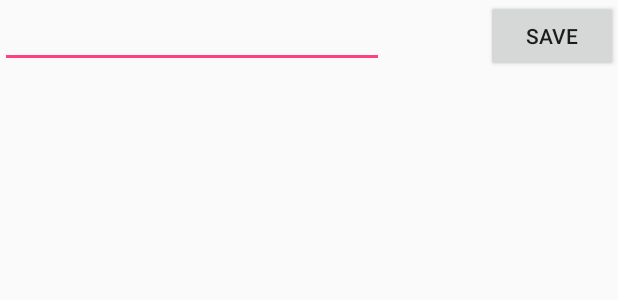
After one commit to pranitishettiwar/CodepathToDo, an Android app: the layout activity_edit_item.xml on its own in the app's theme, with its tools: preview values and no code run, on a phone screen of 412 x 824 dp. The commit adds this screen. Shown: the top 300 px of the screen. Run offline under Robolectric (Android 15) with nearby library versions, the phone set to English and light mode, and no system bars.

Commit message:
Add Edit Activity

```diff
--- a/SimpleTodo/app/src/main/AndroidManifest.xml
+++ b/SimpleTodo/app/src/main/AndroidManifest.xml
@@ -16,6 +16,7 @@
                 <category android:name="android.intent.category.LAUNCHER" />
             </intent-filter>
         </activity>
+        <activity android:name=".EditItemActivity"></activity>
     </application>
 
 </manifest>
--- /dev/null
+++ b/SimpleTodo/app/src/main/res/layout/activity_edit_item.xml
@@ -0,0 +1,25 @@
+<?xml version="1.0" encoding="utf-8"?>
+<RelativeLayout xmlns:android="http://schemas.android.com/apk/res/android"
+    xmlns:app="http://schemas.android.com/apk/res-auto"
+    xmlns:tools="http://schemas.android.com/tools"
+    android:layout_width="match_parent"
+    android:layout_height="match_parent"
+    tools:context="com.codepath.simpletodo.EditItemActivity">
+
+    <Button
+        android:id="@+id/btnSave"
+        android:layout_width="wrap_content"
+        android:layout_height="wrap_content"
+        android:layout_alignParentRight="true"
+        android:onClick="editItem"
+        android:text="@string/btnSave" />
+
+    <EditText
+        android:id="@+id/etEditItem"
+        android:layout_width="wrap_content"
+        android:layout_height="wrap_content"
+        android:ems="12"
+        android:inputType="textMultiLine"
+        android:layout_alignParentTop="true"
+        android:layout_alignParentLeft="true" />
+</RelativeLayout>
--- a/SimpleTodo/app/src/main/res/values/strings.xml
+++ b/SimpleTodo/app/src/main/res/values/strings.xml
@@ -2,4 +2,5 @@
     <string name="app_name">SimpleTodo</string>
     <string name="add">Add</string>
     <string name="add_item">Add a new item.</string>
+    <string name="btnSave">Save</string>
 </resources>
```
Also changed, not shown: SimpleTodo/app/src/main/java/com/codepath/simpletodo/EditItemActivity.java (added, +35 -0 lines), SimpleTodo/app/src/main/java/com/codepath/simpletodo/MainActivity.java (+35 -9 lines).
